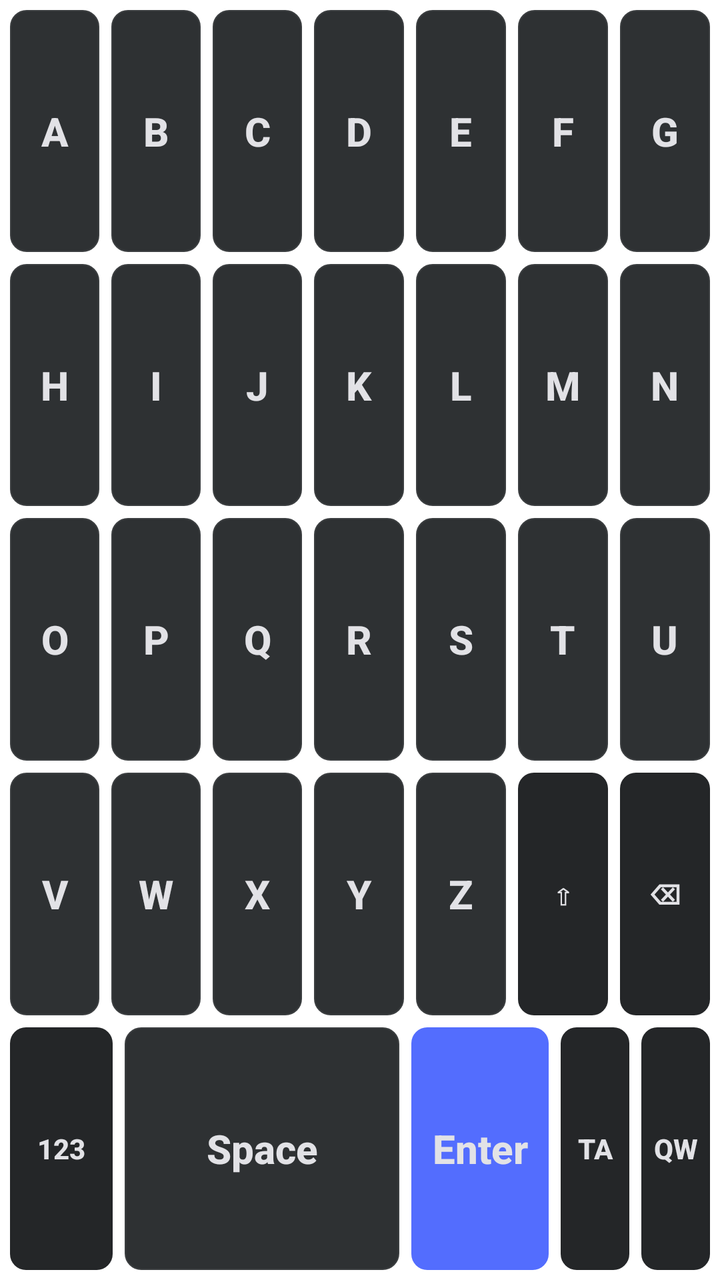
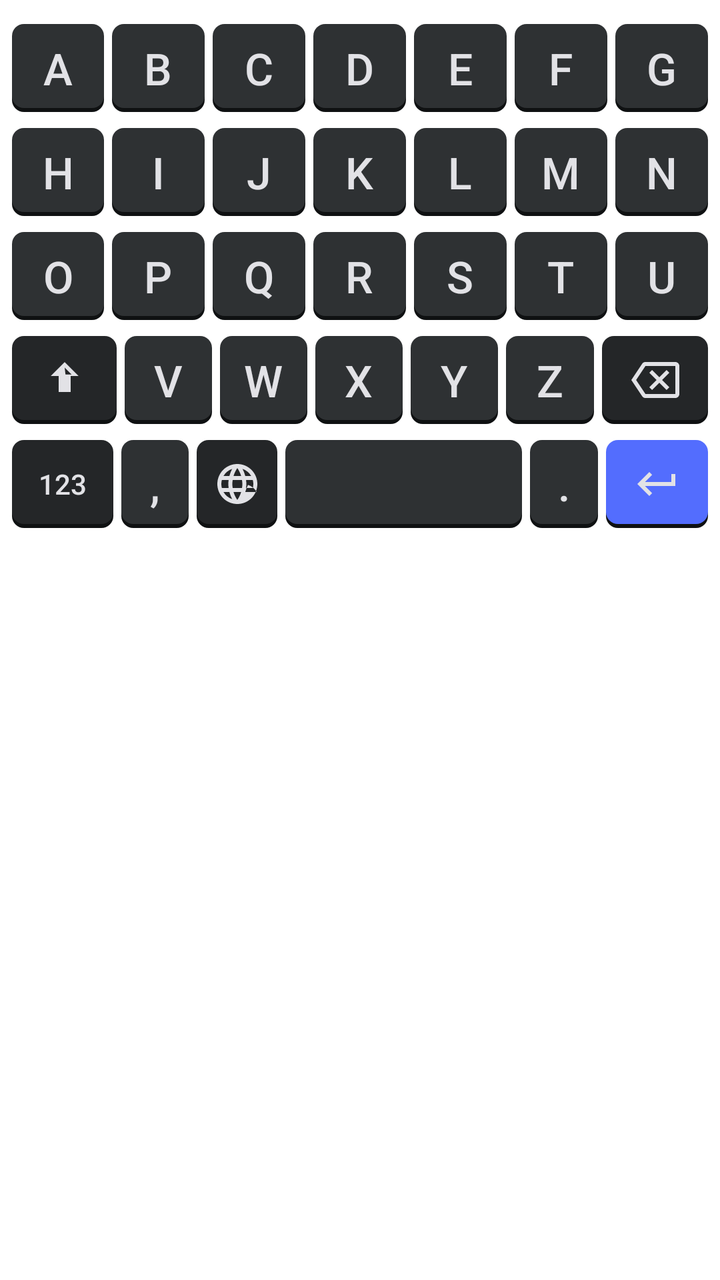

An Android layout rendered at two revisions. The XML below is the earlier revision; the diff shows what the commit changed to produce the second picture.
<!-- AndroidManifest.xml: application theme Theme.ABCKeyboard -->
<!-- res/layout/layout_abc.xml -->
<?xml version="1.0" encoding="utf-8"?>
<LinearLayout xmlns:android="http://schemas.android.com/apk/res/android"
    android:layout_width="match_parent"
    android:layout_height="match_parent"
    android:orientation="vertical"
    android:padding="2dp">

    
    <LinearLayout
        android:layout_width="match_parent"
        android:layout_height="0dp"
        android:layout_weight="1"
        android:orientation="horizontal">
        <Button style="@style/KeyStyle" android:id="@+id/key_a" android:text="A" android:layout_weight="1" />
        <Button style="@style/KeyStyle" android:id="@+id/key_b" android:text="B" android:layout_weight="1" />
        <Button style="@style/KeyStyle" android:id="@+id/key_c" android:text="C" android:layout_weight="1" />
        <Button style="@style/KeyStyle" android:id="@+id/key_d" android:text="D" android:layout_weight="1" />
        <Button style="@style/KeyStyle" android:id="@+id/key_e" android:text="E" android:layout_weight="1" />
        <Button style="@style/KeyStyle" android:id="@+id/key_f" android:text="F" android:layout_weight="1" />
        <Button style="@style/KeyStyle" android:id="@+id/key_g" android:text="G" android:layout_weight="1" />
    </LinearLayout>

    
    <LinearLayout
        android:layout_width="match_parent"
        android:layout_height="0dp"
        android:layout_weight="1"
        android:orientation="horizontal">
        <Button style="@style/KeyStyle" android:id="@+id/key_h" android:text="H" android:layout_weight="1" />
        <Button style="@style/KeyStyle" android:id="@+id/key_i" android:text="I" android:layout_weight="1" />
        <Button style="@style/KeyStyle" android:id="@+id/key_j" android:text="J" android:layout_weight="1" />
        <Button style="@style/KeyStyle" android:id="@+id/key_k" android:text="K" android:layout_weight="1" />
        <Button style="@style/KeyStyle" android:id="@+id/key_l" android:text="L" android:layout_weight="1" />
        <Button style="@style/KeyStyle" android:id="@+id/key_m" android:text="M" android:layout_weight="1" />
        <Button style="@style/KeyStyle" android:id="@+id/key_n" android:text="N" android:layout_weight="1" />
    </LinearLayout>

    
    <LinearLayout
        android:layout_width="match_parent"
        android:layout_height="0dp"
        android:layout_weight="1"
        android:orientation="horizontal">
        <Button style="@style/KeyStyle" android:id="@+id/key_o" android:text="O" android:layout_weight="1" />
        <Button style="@style/KeyStyle" android:id="@+id/key_p" android:text="P" android:layout_weight="1" />
        <Button style="@style/KeyStyle" android:id="@+id/key_q" android:text="Q" android:layout_weight="1" />
        <Button style="@style/KeyStyle" android:id="@+id/key_r" android:text="R" android:layout_weight="1" />
        <Button style="@style/KeyStyle" android:id="@+id/key_s" android:text="S" android:layout_weight="1" />
        <Button style="@style/KeyStyle" android:id="@+id/key_t" android:text="T" android:layout_weight="1" />
        <Button style="@style/KeyStyle" android:id="@+id/key_u" android:text="U" android:layout_weight="1" />
    </LinearLayout>

    
    <LinearLayout
        android:layout_width="match_parent"
        android:layout_height="0dp"
        android:layout_weight="1"
        android:orientation="horizontal">
        <Button style="@style/KeyStyle" android:id="@+id/key_v" android:text="V" android:layout_weight="1" />
        <Button style="@style/KeyStyle" android:id="@+id/key_w" android:text="W" android:layout_weight="1" />
        <Button style="@style/KeyStyle" android:id="@+id/key_x" android:text="X" android:layout_weight="1" />
        <Button style="@style/KeyStyle" android:id="@+id/key_y" android:text="Y" android:layout_weight="1" />
        <Button style="@style/KeyStyle" android:id="@+id/key_z" android:text="Z" android:layout_weight="1" />
        <Button style="@style/KeyStyle.Special" android:id="@+id/key_shift" android:text="⇧" android:layout_weight="1" />
        <Button style="@style/KeyStyle.Special" android:id="@+id/key_delete" android:text="⌫" android:layout_weight="1" />
    </LinearLayout>

    
    <LinearLayout
        android:layout_width="match_parent"
        android:layout_height="0dp"
        android:layout_weight="1"
        android:orientation="horizontal">
        <Button style="@style/KeyStyle.Special" android:id="@+id/key_switch_123" android:text="@string/key_123" android:layout_weight="1.5" />
        <Button style="@style/KeyStyle" android:id="@+id/key_space" android:text="@string/key_space" android:layout_weight="4" />
        <Button style="@style/KeyStyle.Accent" android:id="@+id/key_enter" android:text="@string/key_enter" android:layout_weight="2" />
        <Button style="@style/KeyStyle.Special" android:id="@+id/key_switch_ta" android:text="TA" android:layout_weight="1" />
        <Button style="@style/KeyStyle.Special" android:id="@+id/key_switch_qwerty" android:text="QW" android:layout_weight="1" />
    </LinearLayout>

</LinearLayout>
<!-- resources referenced by this layout -->
<resources>
  <string name="key_123">123</string>
  <string name="key_enter">Enter</string>
  <string name="key_space">Space</string>
  <style name="KeyStyle" parent="Widget.AppCompat.Button.Borderless">
          <item name="android:layout_width">0dp</item>
          <item name="android:layout_height">match_parent</item>
          <item name="android:layout_margin">3dp</item>
          <item name="android:background">@drawable/key_bg</item>
          <item name="android:textColor">@color/text_color_dark</item>
          <item name="android:textSize">20sp</item>
          <item name="android:textStyle">bold</item>
          <item name="android:textAllCaps">false</item>
      </style>
  <!-- drawable key_bg (drawable) -->
  <?xml version="1.0" encoding="utf-8"?>
  <selector xmlns:android="http://schemas.android.com/apk/res/android">
      
      <item android:state_pressed="true">
          <shape android:shape="rectangle">
              <solid android:color="@color/key_pressed_dark" />
              <corners android:radius="8dp" />
          </shape>
      </item>
      
      <item>
          <shape android:shape="rectangle">
              <solid android:color="@color/key_normal_dark" />
              <corners android:radius="8dp" />
              
              <stroke android:width="0.5dp" android:color="#3C3F41" />
          </shape>
      </item>
  </selector>
  <!-- drawable key_bg_accent (drawable) -->
  <?xml version="1.0" encoding="utf-8"?>
  <selector xmlns:android="http://schemas.android.com/apk/res/android">
      <item android:state_pressed="true">
          <shape android:shape="rectangle">
              <solid android:color="@color/accent_pressed" />
              <corners android:radius="8dp" />
          </shape>
      </item>
      <item>
          <shape android:shape="rectangle">
              <solid android:color="@color/accent_color" />
              <corners android:radius="8dp" />
          </shape>
      </item>
  </selector>
  <!-- drawable key_bg_special (drawable) -->
  <?xml version="1.0" encoding="utf-8"?>
  <selector xmlns:android="http://schemas.android.com/apk/res/android">
      <item android:state_pressed="true">
          <shape android:shape="rectangle">
              <solid android:color="@color/key_pressed_dark" />
              <corners android:radius="8dp" />
          </shape>
      </item>
      <item>
          <shape android:shape="rectangle">
              <solid android:color="@color/special_key_dark" />
              <corners android:radius="8dp" />
          </shape>
      </item>
  </selector>
  <!-- unchanged entries left out for length: 9 -->
</resources>

<!-- the commit's change to res/layout/layout_abc.xml (unified diff, before → after) -->
@@ -3,79 +3,61 @@
     android:layout_width="match_parent"
     android:layout_height="match_parent"
     android:orientation="vertical"
-    android:padding="2dp">
+    android:paddingHorizontal="4dp"
+    android:paddingVertical="8dp">
 
     
-    <LinearLayout
-        android:layout_width="match_parent"
-        android:layout_height="0dp"
-        android:layout_weight="1"
-        android:orientation="horizontal">
-        <Button style="@style/KeyStyle" android:id="@+id/key_a" android:text="A" android:layout_weight="1" />
-        <Button style="@style/KeyStyle" android:id="@+id/key_b" android:text="B" android:layout_weight="1" />
-        <Button style="@style/KeyStyle" android:id="@+id/key_c" android:text="C" android:layout_weight="1" />
-        <Button style="@style/KeyStyle" android:id="@+id/key_d" android:text="D" android:layout_weight="1" />
-        <Button style="@style/KeyStyle" android:id="@+id/key_e" android:text="E" android:layout_weight="1" />
-        <Button style="@style/KeyStyle" android:id="@+id/key_f" android:text="F" android:layout_weight="1" />
-        <Button style="@style/KeyStyle" android:id="@+id/key_g" android:text="G" android:layout_weight="1" />
+    <LinearLayout android:layout_width="match_parent" android:layout_height="52dp" android:orientation="horizontal">
+        <Button style="@style/KeyStyle" android:text="A" android:layout_weight="1" />
+        <Button style="@style/KeyStyle" android:text="B" android:layout_weight="1" />
+        <Button style="@style/KeyStyle" android:text="C" android:layout_weight="1" />
+        <Button style="@style/KeyStyle" android:text="D" android:layout_weight="1" />
+        <Button style="@style/KeyStyle" android:text="E" android:layout_weight="1" />
+        <Button style="@style/KeyStyle" android:text="F" android:layout_weight="1" />
+        <Button style="@style/KeyStyle" android:text="G" android:layout_weight="1" />
     </LinearLayout>
 
     
-    <LinearLayout
-        android:layout_width="match_parent"
-        android:layout_height="0dp"
-        android:layout_weight="1"
-        android:orientation="horizontal">
-        <Button style="@style/KeyStyle" android:id="@+id/key_h" android:text="H" android:layout_weight="1" />
-        <Button style="@style/KeyStyle" android:id="@+id/key_i" android:text="I" android:layout_weight="1" />
-        <Button style="@style/KeyStyle" android:id="@+id/key_j" android:text="J" android:layout_weight="1" />
-        <Button style="@style/KeyStyle" android:id="@+id/key_k" android:text="K" android:layout_weight="1" />
-        <Button style="@style/KeyStyle" android:id="@+id/key_l" android:text="L" android:layout_weight="1" />
-        <Button style="@style/KeyStyle" android:id="@+id/key_m" android:text="M" android:layout_weight="1" />
-        <Button style="@style/KeyStyle" android:id="@+id/key_n" android:text="N" android:layout_weight="1" />
+    <LinearLayout android:layout_width="match_parent" android:layout_height="52dp" android:orientation="horizontal">
+        <Button style="@style/KeyStyle" android:text="H" android:layout_weight="1" />
+        <Button style="@style/KeyStyle" android:text="I" android:layout_weight="1" />
+        <Button style="@style/KeyStyle" android:text="J" android:layout_weight="1" />
+        <Button style="@style/KeyStyle" android:text="K" android:layout_weight="1" />
+        <Button style="@style/KeyStyle" android:text="L" android:layout_weight="1" />
+        <Button style="@style/KeyStyle" android:text="M" android:layout_weight="1" />
+        <Button style="@style/KeyStyle" android:text="N" android:layout_weight="1" />
     </LinearLayout>
 
     
-    <LinearLayout
-        android:layout_width="match_parent"
-        android:layout_height="0dp"
-        android:layout_weight="1"
-        android:orientation="horizontal">
-        <Button style="@style/KeyStyle" android:id="@+id/key_o" android:text="O" android:layout_weight="1" />
-        <Button style="@style/KeyStyle" android:id="@+id/key_p" android:text="P" android:layout_weight="1" />
-        <Button style="@style/KeyStyle" android:id="@+id/key_q" android:text="Q" android:layout_weight="1" />
-        <Button style="@style/KeyStyle" android:id="@+id/key_r" android:text="R" android:layout_weight="1" />
-        <Button style="@style/KeyStyle" android:id="@+id/key_s" android:text="S" android:layout_weight="1" />
-        <Button style="@style/KeyStyle" android:id="@+id/key_t" android:text="T" android:layout_weight="1" />
-        <Button style="@style/KeyStyle" android:id="@+id/key_u" android:text="U" android:layout_weight="1" />
+    <LinearLayout android:layout_width="match_parent" android:layout_height="52dp" android:orientation="horizontal">
+        <Button style="@style/KeyStyle" android:text="O" android:layout_weight="1" />
+        <Button style="@style/KeyStyle" android:text="P" android:layout_weight="1" />
+        <Button style="@style/KeyStyle" android:text="Q" android:layout_weight="1" />
+        <Button style="@style/KeyStyle" android:text="R" android:layout_weight="1" />
+        <Button style="@style/KeyStyle" android:text="S" android:layout_weight="1" />
+        <Button style="@style/KeyStyle" android:text="T" android:layout_weight="1" />
+        <Button style="@style/KeyStyle" android:text="U" android:layout_weight="1" />
     </LinearLayout>
 
     
-    <LinearLayout
-        android:layout_width="match_parent"
-        android:layout_height="0dp"
-        android:layout_weight="1"
-        android:orientation="horizontal">
-        <Button style="@style/KeyStyle" android:id="@+id/key_v" android:text="V" android:layout_weight="1" />
-        <Button style="@style/KeyStyle" android:id="@+id/key_w" android:text="W" android:layout_weight="1" />
-        <Button style="@style/KeyStyle" android:id="@+id/key_x" android:text="X" android:layout_weight="1" />
-        <Button style="@style/KeyStyle" android:id="@+id/key_y" android:text="Y" android:layout_weight="1" />
-        <Button style="@style/KeyStyle" android:id="@+id/key_z" android:text="Z" android:layout_weight="1" />
-        <Button style="@style/KeyStyle.Special" android:id="@+id/key_shift" android:text="⇧" android:layout_weight="1" />
-        <Button style="@style/KeyStyle.Special" android:id="@+id/key_delete" android:text="⌫" android:layout_weight="1" />
+    <LinearLayout android:layout_width="match_parent" android:layout_height="52dp" android:orientation="horizontal">
+        <ImageButton style="@style/KeyStyle.Special" android:src="@drawable/ic_shift" android:tag="⇧" android:layout_weight="1.2" android:scaleType="centerInside" android:tint="@color/text_color_dark" />
+        <Button style="@style/KeyStyle" android:text="V" android:layout_weight="1" />
+        <Button style="@style/KeyStyle" android:text="W" android:layout_weight="1" />
+        <Button style="@style/KeyStyle" android:text="X" android:layout_weight="1" />
+        <Button style="@style/KeyStyle" android:text="Y" android:layout_weight="1" />
+        <Button style="@style/KeyStyle" android:text="Z" android:layout_weight="1" />
+        <ImageButton style="@style/KeyStyle.Special" android:src="@drawable/ic_backspace" android:tag="⌫" android:layout_weight="1.2" android:scaleType="centerInside" android:tint="@color/text_color_dark" />
     </LinearLayout>
 
     
-    <LinearLayout
-        android:layout_width="match_parent"
-        android:layout_height="0dp"
-        android:layout_weight="1"
-        android:orientation="horizontal">
-        <Button style="@style/KeyStyle.Special" android:id="@+id/key_switch_123" android:text="@string/key_123" android:layout_weight="1.5" />
-        <Button style="@style/KeyStyle" android:id="@+id/key_space" android:text="@string/key_space" android:layout_weight="4" />
-        <Button style="@style/KeyStyle.Accent" android:id="@+id/key_enter" android:text="@string/key_enter" android:layout_weight="2" />
-        <Button style="@style/KeyStyle.Special" android:id="@+id/key_switch_ta" android:text="TA" android:layout_weight="1" />
-        <Button style="@style/KeyStyle.Special" android:id="@+id/key_switch_qwerty" android:text="QW" android:layout_weight="1" />
+    <LinearLayout android:layout_width="match_parent" android:layout_height="52dp" android:orientation="horizontal">
+        <Button style="@style/KeyStyle.Special" android:text="123" android:layout_weight="1.5" />
+        <Button style="@style/KeyStyle" android:text="," android:layout_weight="1" />
+        <ImageButton style="@style/KeyStyle.Special" android:src="@drawable/ic_globe" android:tag="GLOBE" android:layout_weight="1.2" android:scaleType="centerInside" android:tint="@color/text_color_dark" />
+        <Button style="@style/KeyStyle" android:text="SPACE" android:layout_weight="3.5" android:textColor="@android:color/transparent" />
+        <Button style="@style/KeyStyle" android:text="." android:layout_weight="1" />
+        <ImageButton style="@style/KeyStyle.Accent" android:src="@drawable/ic_enter" android:tag="ENTER" android:layout_weight="1.5" android:scaleType="centerInside" android:tint="@color/text_color_dark" />
     </LinearLayout>
 
 </LinearLayout>
<!-- resource entries referenced after the edit -->
@@ -1,36 +1,82 @@
 <!-- resources referenced by this layout -->
 <resources>
-  <string name="key_123">123</string>
-  <string name="key_enter">Enter</string>
-  <string name="key_space">Space</string>
+  <!-- drawable ic_backspace (drawable) -->
+  <vector xmlns:android="http://schemas.android.com/apk/res/android"
+      android:width="24dp"
+      android:height="24dp"
+      android:viewportWidth="24.0"
+      android:viewportHeight="24.0">
+      <path
+          android:fillColor="#E2E2E6"
+          android:pathData="M22,3H7C6.31,3 5.77,3.35 5.41,3.88L0,12L5.41,20.11C5.77,20.64 6.32,21 7,21H22C23.1,21 24,20.1 24,19V5C24,3.9 23.1,3 22,3ZM22,19H7.07L2.4,12L7.07,5H22V19ZM10.41,17L14,13.41L17.59,17L19,15.59L15.41,12L19,8.41L17.59,7L14,10.59L10.41,7L9,8.41L12.59,12L9,15.59L10.41,17Z" />
+  </vector>
+  <!-- drawable ic_enter (drawable) -->
+  <vector xmlns:android="http://schemas.android.com/apk/res/android"
+      android:width="24dp"
+      android:height="24dp"
+      android:viewportWidth="24.0"
+      android:viewportHeight="24.0">
+      <path
+          android:fillColor="#E2E2E6"
+          android:pathData="M19,7v4H5.83l3.58,-3.59L8,6l-6,6 6,6 1.41,-1.41L5.83,13H21V7z" />
+  </vector>
+  <!-- drawable ic_globe (drawable) -->
+  <vector xmlns:android="http://schemas.android.com/apk/res/android"
+      android:width="24dp"
+      android:height="24dp"
+      android:viewportWidth="24.0"
+      android:viewportHeight="24.0">
+      <path
+          android:fillColor="#E2E2E6"
+          android:pathData="M11.99,2C6.47,2 2,6.48 2,12s4.47,10 9.99,10C17.52,22 22,17.52 22,12S17.52,2 11.99,2zM18.92,8h-2.95c-0.32,-1.25 -0.78,-2.45 -1.38,-3.56 1.84,0.63 3.37,1.9 4.33,3.56zM12,4.04c0.83,1.18 1.48,2.53 1.91,3.96h-3.82c0.43,-1.43 1.08,-2.78 1.91,-3.96zM4.26,14C4.09,13.36 4,12.69 4,12s0.09,-1.36 0.26,-2h3.38c-0.08,0.66 -0.14,1.32 -0.14,2 0,0.68 0.06,1.34 0.14,2H4.26zM5.08,16h2.95c0.32,1.25 0.78,2.45 1.38,3.56 -1.84,-0.63 -3.37,-1.9 -4.33,-3.56zM8.03,8H5.08c0.96,-1.66 2.49,-2.93 4.33,-3.56C8.81,5.55 8.35,6.75 8.03,8zM12,19.96c-0.83,-1.18 -1.48,-2.53 -1.91,-3.96h3.82c-0.43,1.43 -1.08,2.78 -1.91,3.96zM14.34,14H9.66c-0.09,-0.66 -0.16,-1.32 -0.16,-2 0,-0.68 0.07,-1.34 0.16,-2h4.68c0.09,0.66 0.16,1.32 0.16,2 0,0.68 -0.07,1.34 -0.16,2zM15.97,16c0.32,-1.25 0.78,-2.45 1.38,-3.56 1.84,0.63 3.37,1.9 4.33,3.56H15.97zM19.74,14h-3.38c0.08,-0.66 0.14,-1.32 0.14,-2 0,-0.68 -0.06,-1.34 -0.14,-2h3.38c0.17,0.64 0.26,1.31 0.26,2s-0.09,1.36 -0.26,2z" />
+  </vector>
+  <!-- drawable ic_shift (drawable) -->
+  <vector xmlns:android="http://schemas.android.com/apk/res/android"
+      android:width="24dp"
+      android:height="24dp"
+      android:viewportWidth="24.0"
+      android:viewportHeight="24.0">
+      <path
+          android:fillColor="#E2E2E6"
+          android:pathData="M15,18v-8h3.99L12,3 5.01,10H9v8h6zM12,5.83l3.41,3.41L14,9.24H10v6h4V9.24l-1.41,1.41z" />
+  </vector>
   <style name="KeyStyle" parent="Widget.AppCompat.Button.Borderless">
           <item name="android:layout_width">0dp</item>
           <item name="android:layout_height">match_parent</item>
-          <item name="android:layout_margin">3dp</item>
+          <item name="android:layout_marginHorizontal">2dp</item>
+          <item name="android:layout_marginVertical">4dp</item>
           <item name="android:background">@drawable/key_bg</item>
           <item name="android:textColor">@color/text_color_dark</item>
-          <item name="android:textSize">20sp</item>
-          <item name="android:textStyle">bold</item>
+          <item name="android:textSize">22sp</item>
+          <item name="android:fontFamily">sans-serif-medium</item>
           <item name="android:textAllCaps">false</item>
       </style>
   <!-- drawable key_bg (drawable) -->
   <?xml version="1.0" encoding="utf-8"?>
   <selector xmlns:android="http://schemas.android.com/apk/res/android">
-      
       <item android:state_pressed="true">
           <shape android:shape="rectangle">
               <solid android:color="@color/key_pressed_dark" />
-              <corners android:radius="8dp" />
+              <corners android:radius="6dp" />
           </shape>
       </item>
-      
       <item>
-          <shape android:shape="rectangle">
-              <solid android:color="@color/key_normal_dark" />
-              <corners android:radius="8dp" />
+          <layer-list>
               
-              <stroke android:width="0.5dp" android:color="#3C3F41" />
-          </shape>
+              <item android:top="2dp">
+                  <shape android:shape="rectangle">
+                      <solid android:color="@color/key_shadow_dark" />
+                      <corners android:radius="6dp" />
+                  </shape>
+              </item>
+              
+              <item android:bottom="2dp">
+                  <shape android:shape="rectangle">
+                      <solid android:color="@color/key_normal_dark" />
+                      <corners android:radius="6dp" />
+                  </shape>
+              </item>
+          </layer-list>
       </item>
   </selector>
   <!-- drawable key_bg_accent (drawable) -->
@@ -39,14 +85,26 @@
       <item android:state_pressed="true">
           <shape android:shape="rectangle">
               <solid android:color="@color/accent_pressed" />
-              <corners android:radius="8dp" />
+              <corners android:radius="6dp" />
           </shape>
       </item>
       <item>
-          <shape android:shape="rectangle">
-              <solid android:color="@color/accent_color" />
-              <corners android:radius="8dp" />
-          </shape>
+          <layer-list>
+              
+              <item android:top="2dp">
+                  <shape android:shape="rectangle">
+                      <solid android:color="@color/key_shadow_dark" />
+                      <corners android:radius="6dp" />
+                  </shape>
+              </item>
+              
+              <item android:bottom="2dp">
+                  <shape android:shape="rectangle">
+                      <solid android:color="@color/accent_color" />
+                      <corners android:radius="6dp" />
+                  </shape>
+              </item>
+          </layer-list>
       </item>
   </selector>
   <!-- drawable key_bg_special (drawable) -->
@@ -55,16 +113,29 @@
       <item android:state_pressed="true">
           <shape android:shape="rectangle">
               <solid android:color="@color/key_pressed_dark" />
-              <corners android:radius="8dp" />
+              <corners android:radius="6dp" />
           </shape>
       </item>
       <item>
-          <shape android:shape="rectangle">
-              <solid android:color="@color/special_key_dark" />
-              <corners android:radius="8dp" />
-          </shape>
+          <layer-list>
+              
+              <item android:top="2dp">
+                  <shape android:shape="rectangle">
+                      <solid android:color="@color/key_shadow_dark" />
+                      <corners android:radius="6dp" />
+                  </shape>
+              </item>
+              
+              <item android:bottom="2dp">
+                  <shape android:shape="rectangle">
+                      <solid android:color="@color/special_key_dark" />
+                      <corners android:radius="6dp" />
+                  </shape>
+              </item>
+          </layer-list>
       </item>
   </selector>
+  <color name="key_shadow_dark">#0F1112</color>
   <!-- unchanged entries left out for length: 9 -->
 </resources>
 
